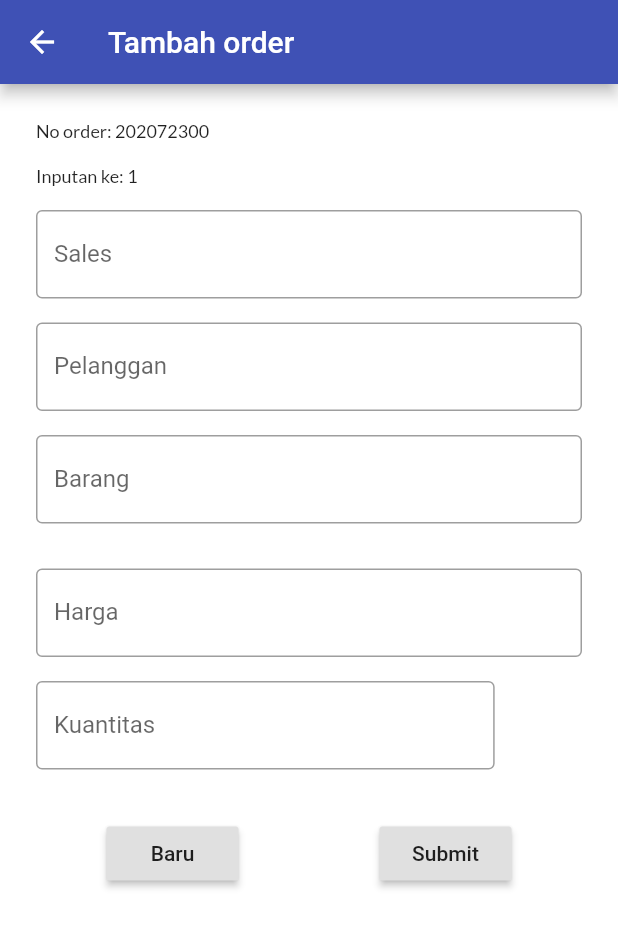
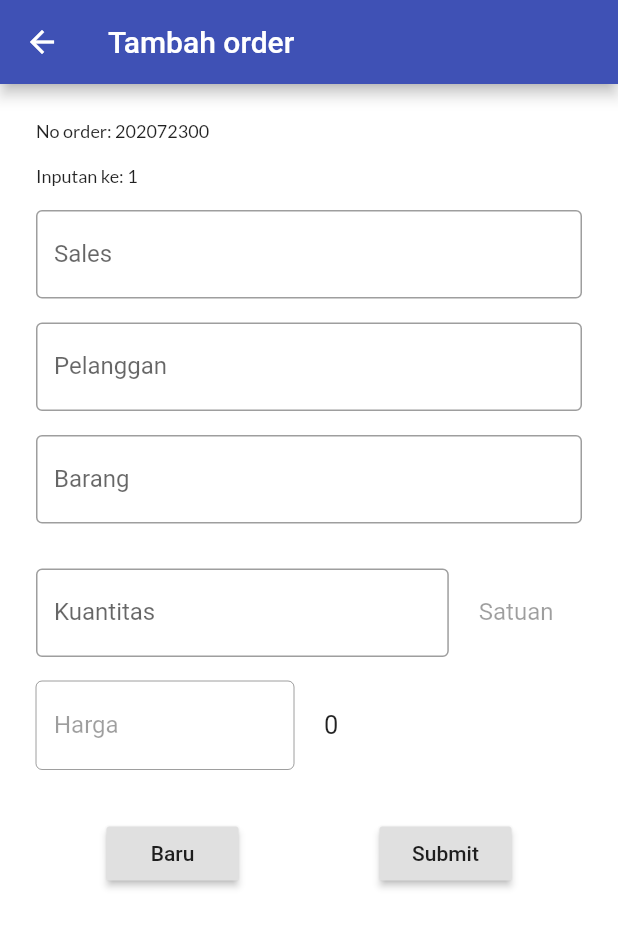
Before and after one commit to verkit/orderntc, a Flutter app: the FormOrder screen opened directly, on a phone screen of 412 x 824 dp. Shown: the top 927 px of the screen. Run offline on Flutter 3.47's test engine with Material 2 defaults, Android fonts, the phone set to English and light mode, and no system bars; our stand-ins replace datetime_picker_formfield, dio, flutter_typeahead, google_fonts.

Commit message:
ubah format form

```diff
--- a/lib/ui/views/orders/form_order.dart
+++ b/lib/ui/views/orders/form_order.dart
@@ -32,6 +32,9 @@ class _FormOrderState extends State<FormOrder> {
   final TextEditingController _hargaController = TextEditingController();
   final TextEditingController _satuanController = TextEditingController();
 
+  List<String> listharga = List(3);
+  List<String> listsatuan = List(3);
+
   var _sales,
       _kodesales,
       _harga,
@@ -47,6 +50,7 @@ class _FormOrderState extends State<FormOrder> {
       _kemasan1,
       _kemasan2,
       _kemasan3,
+      _total = 0,
       _order;
 
   var _date = DateTime.now().toString().substring(0, 10);
@@ -72,7 +76,7 @@ class _FormOrderState extends State<FormOrder> {
       _kodepelanggan = widget.order.kodePelanggan;
       _kodesales = widget.order.kodeSales;
       _order = widget.order.nomorOrder;
-
+      _total = int.parse(widget.order.harga) * widget.order.qty;
       _jual2 = "";
       _jual3 = "";
       _kemasan2 = "";
@@ -126,9 +130,9 @@ class _FormOrderState extends State<FormOrder> {
                     style: latoSubtitle,
                   ),
                   Divider(),
-                  _hargaForm(),
+                  _kuantitasForm(),
                   Divider(),
-                  _kuantitasForm(),
+                  _hargaTotalForm(),
                   Divider(),
                   widget.order == null ? btnTambah() : btnEdit(),
                 ],
@@ -251,19 +255,20 @@ class _FormOrderState extends State<FormOrder> {
   }
 
   Widget _hargaForm() {
-    Future<List<List<String>>> hargaSuggestion(String query) async {
-      List<List<String>> harga = List();
-
-      harga.add([_jual1, _kemasan1]);
-      harga.add([_jual2, _kemasan2]);
-      harga.add([_jual3, _kemasan3]);
-
+    Future<List<String>> hargaSuggestion(String query) async {
+      listharga[0] =
+          _jual1.toString().substring(0, _jual1.toString().indexOf('.'));
+      listharga[1] =
+          _jual2.toString().substring(0, _jual2.toString().indexOf('.'));
+      listharga[2] =
+          _jual3.toString().substring(0, _jual3.toString().indexOf('.'));
       // harga.retainWhere((s) => s.toLowerCase().contains(query.toLowerCase()));
-      return harga;
+      return listharga;
     }
 
     return TypeAheadFormField(
       textFieldConfiguration: TextFieldConfiguration(
+          enabled: _jual1 == null ? false : true,
           controller: this._hargaController,
           decoration: new InputDecoration(
             labelText: "Harga",
@@ -276,13 +281,15 @@ class _FormOrderState extends State<FormOrder> {
       },
       itemBuilder: (context, suggestion) {
         return ListTile(
-          title: Text(suggestion[0]),
+          title: Text(suggestion),
         );
       },
       onSuggestionSelected: (suggestion) {
-        this._hargaController.text = suggestion[0];
-        this._satuanController.text = suggestion[1];
-        setState(() {});
+        this._hargaController.text = suggestion;
+        setState(() {
+          _total = int.parse(this._hargaController.text) *
+              int.parse(this._qtyController.text);
+        });
       },
       transitionBuilder: (context, suggestionsBox, controller) {
         return suggestionsBox;
@@ -297,12 +304,76 @@ class _FormOrderState extends State<FormOrder> {
     );
   }
 
+  Widget _hargaTotalForm() {
+    return Row(
+      children: <Widget>[
+        Flexible(flex: 1, child: _hargaForm()),
+        SizedBox(
+          width: 20,
+        ),
+        Flexible(
+          flex: 1,
+          child: Text(_total.toString()),
+        )
+      ],
+    );
+  }
+
+  Widget _satuanForm() {
+    Future<List<String>> satuanSuggestion(String query) async {
+      listsatuan[0] = _kemasan1;
+      listsatuan[1] = _kemasan2;
+      listsatuan[2] = _kemasan3;
+
+      return listsatuan;
+    }
+
+    return TypeAheadFormField(
+      textFieldConfiguration: TextFieldConfiguration(
+        enabled: _jual1 == null ? false : true,
+        controller: this._satuanController,
+        decoration: new InputDecoration(
+          labelText: "Satuan",
+          hintText: _satuanController.text,
+          border: InputBorder.none,
+          focusedBorder: InputBorder.none,
+          enabledBorder: InputBorder.none,
+          errorBorder: InputBorder.none,
+          disabledBorder: InputBorder.none,
+        ),
+      ),
+      suggestionsCallback: (pattern) async {
+        return await satuanSuggestion(pattern);
+      },
+      itemBuilder: (context, suggestion) {
+        return ListTile(
+          title: Text(suggestion),
+        );
+      },
+      onSuggestionSelected: (suggestion) {
+        this._satuanController.text = suggestion;
+        setState(() {});
+      },
+      transitionBuilder: (context, suggestionsBox, controller) {
+        return suggestionsBox;
+      },
+      validator: (value) {
+        if (value.isEmpty) {
+          return 'Satuan harap diisi';
+        }
+        return null;
+      },
+      onSaved: (value) => this._satuan = value,
+    );
+  }
+
   Widget _kuantitasForm() {
     return Row(
       children: <Widget>[
         Flexible(
-          flex: 8,
+          flex: 4,
           child: TextFormField(
+            maxLines: 1,
             controller: _qtyController,
             decoration: InputDecoration(
                 labelText: "Kuantitas",
@@ -314,6 +385,10 @@ class _FormOrderState extends State<FormOrder> {
               }
               return null;
             },
+            onChanged: (val) {
+              _total = int.parse(val) * int.parse(_hargaController.text);
+              setState(() {});
+            },
             onSaved: (val) => _qty = val,
           ),
         ),
@@ -321,19 +396,9 @@ class _FormOrderState extends State<FormOrder> {
           width: 20,
         ),
         Flexible(
-            flex: 1,
-            child: TextFormField(
-                controller: _satuanController,
-                enabled: false,
-                decoration: InputDecoration(
-                  hintText: _satuanController.text,
-                  border: InputBorder.none,
-                  focusedBorder: InputBorder.none,
-                  enabledBorder: InputBorder.none,
-                  errorBorder: InputBorder.none,
-                  disabledBorder: InputBorder.none,
-                ),
-                onSaved: (val) => _satuan = val)),
+          flex: 1,
+          child: _satuanForm(),
+        )
       ],
     );
   }
```
